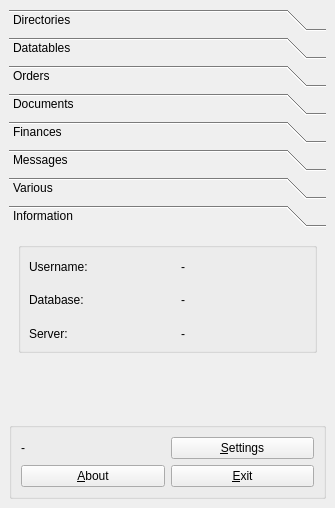
Before: the Qt Designer form trunk/ui/mainfrm.ui in BackupTheBerlios/first4-svn, drawn with Qt 5.
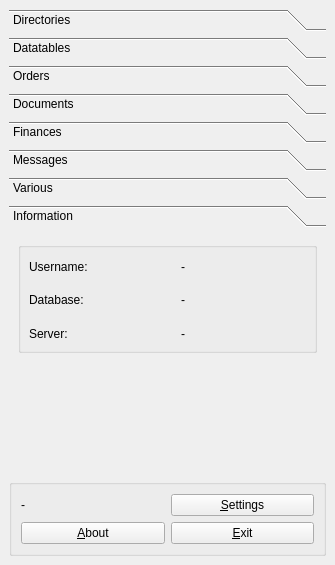
After: the same form once the commit is applied. Icons and pictures are not drawn.

Commit message: * fixed layout problems :) ......

What changed in the file:
```diff
--- a/trunk/ui/mainfrm.ui
+++ b/trunk/ui/mainfrm.ui
@@ -6,7 +6,7 @@
     <x>0</x>
     <y>0</y>
     <width>335</width>
-    <height>508</height>
+    <height>565</height>
    </rect>
   </property>
   <property name="sizePolicy" >
@@ -680,7 +680,7 @@
          <x>0</x>
          <y>0</y>
          <width>317</width>
-         <height>154</height>
+         <height>211</height>
         </rect>
        </property>
        <attribute name="label" >
```
Left out of the diff: 6 changed lines with no effect on the pictures.
